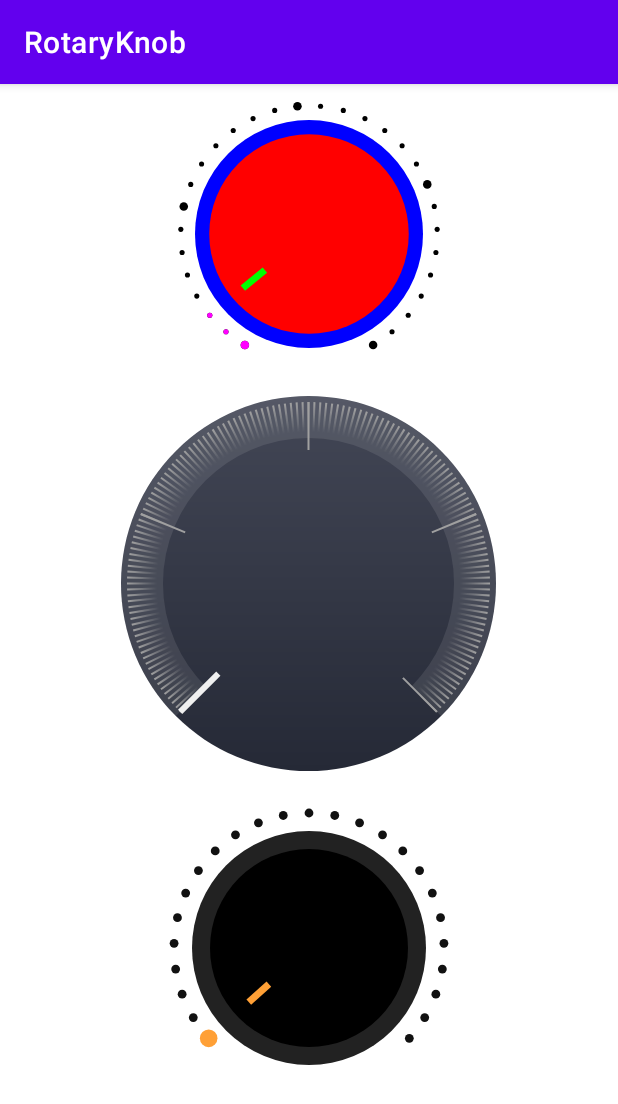
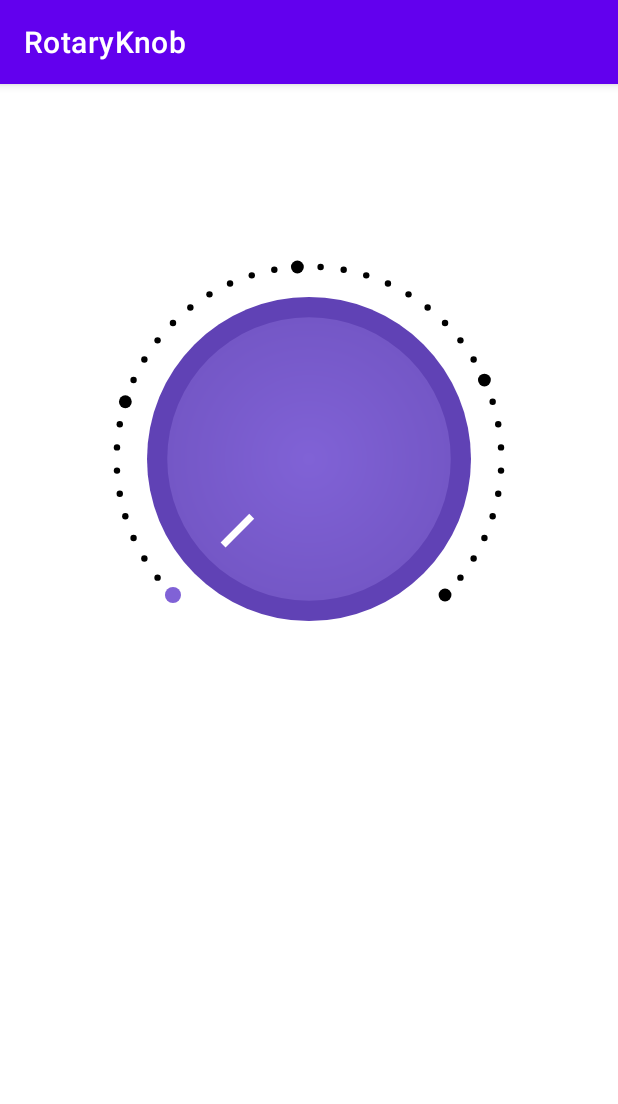
Before and after one commit to ahmmedrejowan/RotaryKnob, an Android app: the screen it shows after launch (MainActivity), on a phone screen of 412 x 824 dp. Shown: the top 1104 px of the screen. Run offline under Robolectric (Android 15) with nearby library versions, the phone set to English and light mode, and no system bars.

Commit message:
Creating the Library

```diff
--- a/app/src/main/java/com/rejowan/rotaryknobsample/RotaryKnob.kt
+++ b/app/src/main/java/com/rejowan/rotaryknobsample/RotaryKnob.kt
@@ -4,11 +4,18 @@ import android.content.Context
 import android.graphics.Canvas
 import android.graphics.Color
 import android.graphics.Paint
+import android.graphics.RadialGradient
 import android.graphics.RectF
+import android.graphics.Shader
 import android.util.AttributeSet
+import android.util.Log
+import android.view.MotionEvent
 import android.view.View
+import kotlin.math.atan2
 import kotlin.math.cos
+import kotlin.math.pow
 import kotlin.math.sin
+import kotlin.math.sqrt
 
 class RotaryKnob @JvmOverloads constructor(
     context: Context, attrs: AttributeSet? = null, defStyleAttr: Int = 0
@@ -34,8 +41,7 @@ class RotaryKnob @JvmOverloads constructor(
     private var outerCircleRadius = 0f
     private var progressRadius = 0f
 
-    private var midX = 0f
-    private var midY = 0f
+    private var startingRadius = 0f
 
 
     init {
@@ -49,11 +55,13 @@ class RotaryKnob @JvmOverloads constructor(
     private fun initAttributes(attrs: AttributeSet?) {
 
         circlePaint.isAntiAlias = true
-        circlePaint.color = Color.parseColor("#FF0000")
-        circlePaint.style = Paint.Style.FILL
+//        circlePaint.color = Color.parseColor("#FF0000")
+//        circlePaint.style = Paint.Style.FILL
+
+
 
         outerCirclePaint.isAntiAlias = true
-        outerCirclePaint.color = Color.parseColor("#0000FF")
+        outerCirclePaint.color = Color.parseColor("#6042B5")
         outerCirclePaint.style = Paint.Style.FILL
 
         stepCirclePaint.isAntiAlias = true
@@ -61,11 +69,11 @@ class RotaryKnob @JvmOverloads constructor(
         stepCirclePaint.style = Paint.Style.FILL
 
         stepCircleFillPaint.isAntiAlias = true
-        stepCircleFillPaint.color = Color.parseColor("#ff00ff")
+        stepCircleFillPaint.color = Color.parseColor("#8062D6")
         stepCircleFillPaint.style = Paint.Style.FILL
 
         indicatorPaint.isAntiAlias = true
-        indicatorPaint.color = Color.parseColor("#00FF00")
+        indicatorPaint.color = Color.parseColor("#FFFFFF")
         indicatorPaint.style = Paint.Style.FILL
         indicatorPaint.strokeWidth = 7f
 
@@ -119,6 +127,18 @@ class RotaryKnob @JvmOverloads constructor(
         canvas.restore()
 
     }
+
+
+    private var midX = 0f
+    private var midY = 0f
+
+    var max = 40
+    var startOffset = 45f
+    var endOffset = 45f
+    var sweepAngle = 360f - startOffset - endOffset
+    var progress = 1
+
+
     private fun calculateAreas() {
         // mid x and y of the view
         midX = width / 2f
@@ -127,11 +147,8 @@ class RotaryKnob @JvmOverloads constructor(
         // side margin of the view. total 5% of the min of midX and midY, and each side 2.5%
         sideMargin = (midX.coerceAtMost(midY) * (5f / 100))
 
-        // inner margin of the view. total 7.5% of the min of midX and midY, and each side 3.75%
-        innerMargin = (midX.coerceAtMost(midY) * (7.5f / 100))
-
         // radius of the view. 95% of the min of midX and midY
-        radius = (midX.coerceAtMost(midY) * (95f / 100))
+        radius = (midX.coerceAtMost(midY) * (90f / 100))
 
         // main circle radius. 70% of the radius
         mainCircleRadius = radius * (70f / 100)
@@ -139,8 +156,8 @@ class RotaryKnob @JvmOverloads constructor(
         // outer circle radius. 80% of the radius
         outerCircleRadius = radius * (80f / 100)
 
-        // progress circle radius. 90% of the radius
-        progressRadius = radius * (90f / 100)
+        // progress circle radius.
+        progressRadius = radius * (95f / 100)
 
 
     }
@@ -148,6 +165,23 @@ class RotaryKnob @JvmOverloads constructor(
     private fun drawMainCircle(canvas: Canvas) {
 
         canvas.save()
+
+        val startColor = Color.parseColor("#8062D6") // Light blue
+        val endColor = Color.parseColor("#7457C6")   // Purple
+
+        // Calculate the radius of the circle
+        val radius = mainCircleRadius
+
+        // Create a RadialGradient object
+        val gradient = RadialGradient(
+            width / 2.toFloat(), height / 2.toFloat(), radius,
+            startColor, endColor,
+            Shader.TileMode.CLAMP
+        )
+
+        // Set the shader to the paint object
+        circlePaint.shader = gradient
+
 
         canvas.drawCircle(midX, midY, mainCircleRadius, circlePaint)
 
@@ -170,15 +204,7 @@ class RotaryKnob @JvmOverloads constructor(
 
         canvas.save()
 
-
-        val max = 30
-        val startOffset = 30f
-        val endOffset = 30f
-
-        val sweepAngle = 360f - startOffset - endOffset
-
         val largerDotIndices = listOf(0, (max - 1) / 4, (max - 1) / 2, 3 * (max - 1) / 4, max - 1)
-
 
         for (i in 0 until max) {
             // Calculate normalized progress for each dot
@@ -192,14 +218,17 @@ class RotaryKnob @JvmOverloads constructor(
             val y = midY + (progressRadius * cos(Math.toRadians(angle.toDouble()))).toFloat()
 
             // Calculate dot size based on max count and available space
-            val dotSize = if (i in largerDotIndices  && max > 20) {
-                progressRadius / 15 * (15f / max) // Larger circle size for specified indices
+            val dotSize = if (i in largerDotIndices && max > 20) {
+                progressRadius / 15 * (20f / max) // Larger circle size for specified indices
             } else {
-                progressRadius / 25 * (15f / max) // Regular circle size
+                progressRadius / 30 * (20f / max) // Regular circle size
             }
 
             // Draw the dot
             canvas.drawCircle(x, y, dotSize, stepCirclePaint)
+
+
+
         }
 
         canvas.restore()
@@ -210,22 +239,18 @@ class RotaryKnob @JvmOverloads constructor(
 
         canvas.save()
 
-
-        val max = 30
-        val startOffset = 30f
-        val endOffset = 30f
-
-        val sweepAngle = 360f - startOffset - endOffset
-
         val largerDotIndices = listOf(0, (max - 1) / 4, (max - 1) / 2, 3 * (max - 1) / 4, max - 1)
 
-
-        for (i in 0..2) {
+        for (i in 0..<progress) {
             // Calculate normalized progress for each dot
             val progress = i.toFloat() / (max - 1)
 
+            Log.e("drawProgressFillCircle", "progress: $progress")
+
             // Calculate angle for current dot
             val angle = 360f - (endOffset + progress * sweepAngle)
+
+            Log.e("drawProgressFillCircle", "angle: $angle")
 
             // Calculate x and y coordinates for the dot
             val x = midX + (progressRadius * sin(Math.toRadians(angle.toDouble()))).toFloat()
@@ -233,13 +258,15 @@ class RotaryKnob @JvmOverloads constructor(
 
             // Calculate dot size based on max count and available space
             val dotSize = if (i in largerDotIndices && max > 20) {
-                progressRadius / 15 * (15f / max) // Larger circle size for specified indices
+                progressRadius / 15 * (25f / max) // Larger circle size for specified indices
             } else {
-                progressRadius / 25 * (15f / max) // Regular circle size
+                progressRadius / 30 * (25f / max) // Regular circle size
             }
 
             // Draw the dot
             canvas.drawCircle(x, y, dotSize, stepCircleFillPaint)
+
+
         }
 
         canvas.restore()
@@ -250,15 +277,14 @@ class RotaryKnob @JvmOverloads constructor(
 
         canvas.save()
 
-        val max = 30
-        val startOffset = 30f
-        val endOffset = 30f
-        val sweepAngle = 360f - startOffset - endOffset
 
-        val progress = 2f / (max - 1) // Assuming 1 dots are filled, change this based on your actual progress
+        val progress1 = (progress - 1).toFloat() / (max - 1)
 
-        val angle = 360f - (endOffset + progress * sweepAngle)
+        Log.e("drawIndicator", "progress1: $progress1")
 
+        val angle = 360f - (endOffset + progress1 * sweepAngle)
+
+        Log.e("drawIndicator", "angle: $angle")
 
         val startMargin = radius * (2f / 5) // Starting from 2/5 radius margin
         val indicatorStartX = midX + (startMargin * sin(Math.toRadians(angle.toDouble()))).toFloat()
@@ -268,11 +294,15 @@ class RotaryKnob @JvmOverloads constructor(
         val indicatorLength = radius * (1f / 5)
 
         // Calculate the ending position of the indicator line
-        val indicatorEndX = midX + (startMargin + indicatorLength) * sin(Math.toRadians(angle.toDouble())).toFloat()
-        val indicatorEndY = midY + (startMargin + indicatorLength) * cos(Math.toRadians(angle.toDouble())).toFloat()
+        val indicatorEndX =
+            midX + (startMargin + indicatorLength) * sin(Math.toRadians(angle.toDouble())).toFloat()
+        val indicatorEndY =
+            midY + (startMargin + indicatorLength) * cos(Math.toRadians(angle.toDouble())).toFloat()
 
         // Draw the indicator line
-        canvas.drawLine(indicatorStartX, indicatorStartY, indicatorEndX, indicatorEndY, indicatorPaint)
+        canvas.drawLine(
+            indicatorStartX, indicatorStartY, indicatorEndX, indicatorEndY, indicatorPaint
+        )
 
 
         canvas.restore()
@@ -280,4 +310,127 @@ class RotaryKnob @JvmOverloads constructor(
     }
 
 
+    override fun onTouchEvent(event: MotionEvent): Boolean {
+
+        val action = event.actionMasked
+        val pointerIndex = event.actionIndex
+
+        if (action == MotionEvent.ACTION_DOWN || action == MotionEvent.ACTION_POINTER_DOWN) {
+
+            val touchX = event.getX(pointerIndex)
+            val touchY = event.getY(pointerIndex)
+
+
+            val distanceToCenter = sqrt((midX - touchX).pow(2) + (midY - touchY).pow(2))
+
+
+            if (distanceToCenter in (mainCircleRadius - 5)..radius) {
+
+                parent.requestDisallowInterceptTouchEvent(true)
+
+
+                val dx = touchX - midX
+                val dy = touchY - midY
+
+                var currentAngle = (atan2(dy.toDouble(), dx.toDouble()) * 180 / Math.PI).toFloat()
+                Log.e("onTouchEvent", "currentAngle: $currentAngle")
+
+                currentAngle -= 90
+                Log.e("onTouchEvent", "currentAngle - 90: $currentAngle")
+
+                currentAngle -= startOffset
+
+                if (currentAngle < 0) {
+                    currentAngle += 360
+                    Log.e("onTouchEvent", "currentAngle + 360: $currentAngle")
+                }
+
+                var reVerseAngle = 360 - currentAngle
+                Log.e("onTouchEvent", "reVerseAngle: $reVerseAngle")
+
+                val temp1 = (reVerseAngle - 360) / sweepAngle
+                Log.e("onTouchEvent", "temp1: $temp1")
+
+                val temp = -(temp1 * (max - 1)).toInt() + 1
+                Log.e("onTouchEvent", "temp: $temp")
+
+                return if (temp in 1..max) {
+                    progress = temp
+                    invalidate()
+                    true
+                } else {
+                    false
+                }
+
+
+            }
+
+            return true
+
+        }
+
+        else if (action == MotionEvent.ACTION_MOVE) {
+
+            val touchX = event.getX(pointerIndex)
+            val touchY = event.getY(pointerIndex)
+
+            val distanceToCenter = sqrt((midX - touchX).pow(2) + (midY - touchY).pow(2))
+
+            Log.e("onTouchEvent", "distanceToCenter: $distanceToCenter")
+
+            startingRadius = if (startingRadius == 0f) distanceToCenter else startingRadius
+
+            Log.e("onTouchEvent", "startingRadius: $startingRadius")
+
+            if (startingRadius < radius) {
+
+                val dx = touchX - midX
+                val dy = touchY - midY
+
+                var currentAngle = (atan2(dy.toDouble(), dx.toDouble()) * 180 / Math.PI).toFloat()
+                Log.e("onTouchEvent", "currentAngle: $currentAngle")
+
+                currentAngle -= 90
+                Log.e("onTouchEvent", "currentAngle - 90: $currentAngle")
+
+                currentAngle -= startOffset
+
+                if (currentAngle < 0) {
+                    currentAngle += 360
+                    Log.e("onTouchEvent", "currentAngle + 360: $currentAngle")
+                }
+
+                var reVerseAngle = 360 - currentAngle
+                Log.e("onTouchEvent", "reVerseAngle: $reVerseAngle")
+
+                val temp1 = (reVerseAngle - 360) / sweepAngle
+                Log.e("onTouchEvent", "temp1: $temp1")
+
+                val temp = -(temp1 * (max - 1)).toInt() + 1
+                Log.e("onTouchEvent", "temp: $temp")
+
+                return if (temp in 1..max) {
+                    progress = temp
+                    invalidate()
+                    true
+                } else {
+                    false
+                }
+
+            }
+
+        } else if (action == MotionEvent.ACTION_UP || action == MotionEvent.ACTION_POINTER_UP) {
+
+            startingRadius = 0f
+
+            return true
+
+        }
+
+
+        return super.onTouchEvent(event)
+
+    }
+
+
 }
--- a/app/src/main/res/layout/activity_main.xml
+++ b/app/src/main/res/layout/activity_main.xml
@@ -29,79 +29,81 @@
 <!--        app:start_offset="45" />-->
 
 
+
+
+
+<!--    <com.rejowan.rotaryknobsample.Knob-->
+<!--        android:id="@+id/knob"-->
+<!--        android:layout_width="wrap_content"-->
+<!--        android:layout_height="wrap_content"-->
+<!--        android:layout_gravity="center"-->
+
+<!--        android:background="@drawable/drawable_knob_background"-->
+
+<!--        app:debug="false"-->
+<!--        app:debug_drawBounds="false"-->
+<!--        app:debug_drawTouchArea="false"-->
+
+<!--        app:debug_drawTouchRadius="false"-->
+<!--        app:debug_drawTrack="false"-->
+<!--        app:fillColor="@android:color/transparent"-->
+<!--        app:fillStartAngle="0"-->
+
+<!--        app:fillSweepAngle="360"-->
+<!--        app:knobSize="250dp"-->
+<!--        app:maxProgress="100"-->
+
+<!--        app:progress="0"-->
+<!--        app:progressMode="continuous"-->
+<!--        app:progressStartAngle="135"-->
+<!--        app:progressStrokeCap="butt"-->
+<!--        app:progressStrokeColor="#FFEBBA64"-->
+<!--        app:progressStrokeOffset="-14dp"-->
+
+<!--        app:progressStrokeWidth="20dp"-->
+<!--        app:progressSweepAngle="270"-->
+<!--        app:stepAnchorX="50%"-->
+<!--        app:stepAnchorY="0%"-->
+<!--        app:stepCount="5"-->
+
+<!--        app:stepDrawable="@drawable/drawable_knob_step"-->
+<!--        app:stepOffset="-4dp"-->
+<!--        app:substepAnchorX="50%"-->
+<!--        app:substepAnchorY="0%"-->
+<!--        app:substepCount="145"-->
+
+<!--        app:substepDrawable="@drawable/drawable_knob_substep"-->
+<!--        app:substepOffset="-4dp"-->
+<!--        app:thumbAnchorX="50%"-->
+<!--        app:thumbAnchorY="0%"-->
+<!--        app:thumbDrawable="@drawable/drawable_knob_thumb"-->
+
+<!--        app:thumbOffset="-4dp"-->
+<!--        app:thumbRotation="true"-->
+
+<!--        app:touchOffset="-16dp"-->
+<!--        app:touchThreshold="48dp"-->
+<!--        app:trackStrokeCap="butt"-->
+<!--        app:trackStrokeColor="#18FFFFFF"-->
+<!--        app:trackStrokeOffset="-14dp"-->
+
+<!--        app:trackStrokeWidth="28dp" />-->
+
+
+<!--    <com.rejowan.rotaryknobsample.Croller2-->
+<!--        android:id="@+id/croller2"-->
+<!--        android:layout_width="200dp"-->
+<!--        android:layout_height="220dp"-->
+<!--        app:label="Label"-->
+<!--        android:layout_gravity="center"-->
+<!--        />-->
+
     <com.rejowan.rotaryknobsample.RotaryKnob
-        android:id="@+id/croller"
-        android:layout_width="200dp"
-        android:layout_height="200dp"
+        android:id="@+id/rotaryKnob"
+        android:layout_width="match_parent"
+        android:layout_marginTop="100dp"
+        android:layout_height="300dp"
         android:layout_gravity="center" />
 
 
-
-    <com.rejowan.rotaryknobsample.Knob
-        android:id="@+id/knob"
-        android:layout_width="wrap_content"
-        android:layout_height="wrap_content"
-        android:layout_gravity="center"
-
-        android:background="@drawable/drawable_knob_background"
-
-        app:debug="false"
-        app:debug_drawBounds="false"
-        app:debug_drawTouchArea="false"
-
-        app:debug_drawTouchRadius="false"
-        app:debug_drawTrack="false"
-        app:fillColor="@android:color/transparent"
-        app:fillStartAngle="0"
-
-        app:fillSweepAngle="360"
-        app:knobSize="250dp"
-        app:maxProgress="100"
-
-        app:progress="0"
-        app:progressMode="continuous"
-        app:progressStartAngle="135"
-        app:progressStrokeCap="butt"
-        app:progressStrokeColor="#FFEBBA64"
-        app:progressStrokeOffset="-14dp"
-
-        app:progressStrokeWidth="20dp"
-        app:progressSweepAngle="270"
-        app:stepAnchorX="50%"
-        app:stepAnchorY="0%"
-        app:stepCount="5"
-
-        app:stepDrawable="@drawable/drawable_knob_step"
-        app:stepOffset="-4dp"
-        app:substepAnchorX="50%"
-        app:substepAnchorY="0%"
-        app:substepCount="145"
-
-        app:substepDrawable="@drawable/drawable_knob_substep"
-        app:substepOffset="-4dp"
-        app:thumbAnchorX="50%"
-        app:thumbAnchorY="0%"
-        app:thumbDrawable="@drawable/drawable_knob_thumb"
-
-        app:thumbOffset="-4dp"
-        app:thumbRotation="true"
-
-        app:touchOffset="-16dp"
-        app:touchThreshold="48dp"
-        app:trackStrokeCap="butt"
-        app:trackStrokeColor="#18FFFFFF"
-        app:trackStrokeOffset="-14dp"
-
-        app:trackStrokeWidth="28dp" />
-
-
-    <com.rejowan.rotaryknobsample.Croller2
-        android:id="@+id/croller2"
-        android:layout_width="200dp"
-        android:layout_height="220dp"
-        app:label="Label"
-        android:layout_gravity="center"
-        />
-
-
 </LinearLayout>
--- a/app/src/main/res/values-night/themes.xml
+++ /dev/null
@@ -1,16 +0,0 @@
-<resources xmlns:tools="http://schemas.android.com/tools">
-    <!-- Base application theme. -->
-    <style name="Theme.RotaryKnob" parent="Theme.MaterialComponents.DayNight.DarkActionBar">
-        <!-- Primary brand color. -->
-        <item name="colorPrimary">@color/purple_200</item>
-        <item name="colorPrimaryVariant">@color/purple_700</item>
-        <item name="colorOnPrimary">@color/black</item>
-        <!-- Secondary brand color. -->
-        <item name="colorSecondary">@color/teal_200</item>
-        <item name="colorSecondaryVariant">@color/teal_200</item>
-        <item name="colorOnSecondary">@color/black</item>
-        <!-- Status bar color. -->
-        <item name="android:statusBarColor">?attr/colorPrimaryVariant</item>
-        <!-- Customize your theme here. -->
-    </style>
-</resources>
--- a/app/src/main/res/values/colors.xml
+++ b/app/src/main/res/values/colors.xml
@@ -7,4 +7,6 @@
     <color name="teal_700">#FF018786</color>
     <color name="black">#FF000000</color>
     <color name="white">#FFFFFFFF</color>
+
+    <color name="aaaa">#6042B5</color>
 </resources>
--- a/app/src/main/res/values/themes.xml
+++ b/app/src/main/res/values/themes.xml
@@ -1,6 +1,6 @@
 <resources xmlns:tools="http://schemas.android.com/tools">
     <!-- Base application theme. -->
-    <style name="Theme.RotaryKnob" parent="Theme.MaterialComponents.DayNight.DarkActionBar">
+    <style name="Theme.RotaryKnob" parent="Theme.MaterialComponents.Light.DarkActionBar">
         <!-- Primary brand color. -->
         <item name="colorPrimary">@color/purple_500</item>
         <item name="colorPrimaryVariant">@color/purple_700</item>
```
